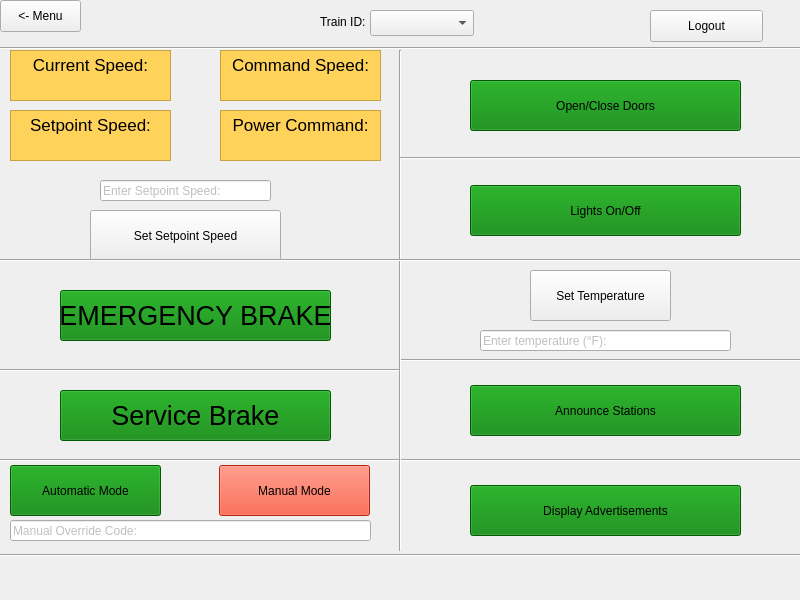
Old version of the form src/UI/SWTrainController/TrainController.ui in the repository aet37/ECE1140-Project.
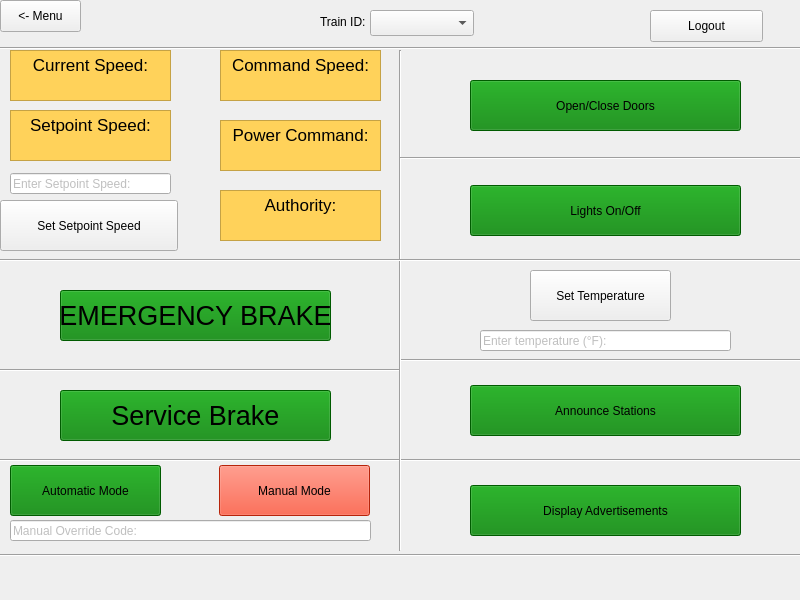
New version of the form. The open tabs and pages were chosen to show the change.

The edit to the form file:
```diff
--- a/src/UI/SWTrainController/TrainController.ui
+++ b/src/UI/SWTrainController/TrainController.ui
@@ -787,9 +787,9 @@
      <widget class="QPushButton" name="SetSpeed">
       <property name="geometry">
        <rect>
-        <x>90</x>
-        <y>210</y>
-        <width>191</width>
+        <x>0</x>
+        <y>200</y>
+        <width>178</width>
         <height>51</height>
        </rect>
       </property>
@@ -984,9 +984,9 @@
      <widget class="QLineEdit" name="EnterSpeed">
       <property name="geometry">
        <rect>
-        <x>100</x>
-        <y>180</y>
-        <width>171</width>
+        <x>10</x>
+        <y>173</y>
+        <width>161</width>
         <height>21</height>
        </rect>
       </property>
@@ -1094,7 +1094,7 @@
       <property name="geometry">
        <rect>
         <x>220</x>
-        <y>110</y>
+        <y>120</y>
         <width>161</width>
         <height>51</height>
        </rect>
@@ -1114,7 +1114,49 @@
       <property name="geometry">
        <rect>
         <x>220</x>
-        <y>130</y>
+        <y>140</y>
+        <width>161</width>
+        <height>20</height>
+       </rect>
+      </property>
+      <property name="font">
+       <font>
+        <weight>75</weight>
+        <bold>true</bold>
+       </font>
+      </property>
+      <property name="text">
+       <string/>
+      </property>
+      <property name="alignment">
+       <set>Qt::AlignCenter</set>
+      </property>
+     </widget>
+     <widget class="QTextBrowser" name="textBrowser_8">
+      <property name="geometry">
+       <rect>
+        <x>220</x>
+        <y>190</y>
+        <width>161</width>
+        <height>51</height>
+       </rect>
+      </property>
+      <property name="styleSheet">
+       <string notr="true">QTextBrowser {background-color: rgb(255, 210, 90);}</string>
+      </property>
+      <property name="html">
+       <string>&lt;!DOCTYPE HTML PUBLIC &quot;-//W3C//DTD HTML 4.0//EN&quot; &quot;http://www.w3.org/TR/REC-html40/strict.dtd&quot;&gt;
+&lt;html&gt;&lt;head&gt;&lt;meta name=&quot;qrichtext&quot; content=&quot;1&quot; /&gt;&lt;style type=&quot;text/css&quot;&gt;
+p, li { white-space: pre-wrap; }
+&lt;/style&gt;&lt;/head&gt;&lt;body style=&quot; font-family:'.SF NS Text'; font-size:13pt; font-weight:400; font-style:normal;&quot;&gt;
+&lt;p align=&quot;center&quot; style=&quot; margin-top:0px; margin-bottom:0px; margin-left:0px; margin-right:0px; -qt-block-indent:0; text-indent:0px;&quot;&gt;Authority:&lt;/p&gt;&lt;/body&gt;&lt;/html&gt;</string>
+      </property>
+     </widget>
+     <widget class="QLabel" name="authority_label">
+      <property name="geometry">
+       <rect>
+        <x>220</x>
+        <y>210</y>
         <width>161</width>
         <height>20</height>
        </rect>
```
Left out of the diff: 15 changed lines with no effect on the pictures.
